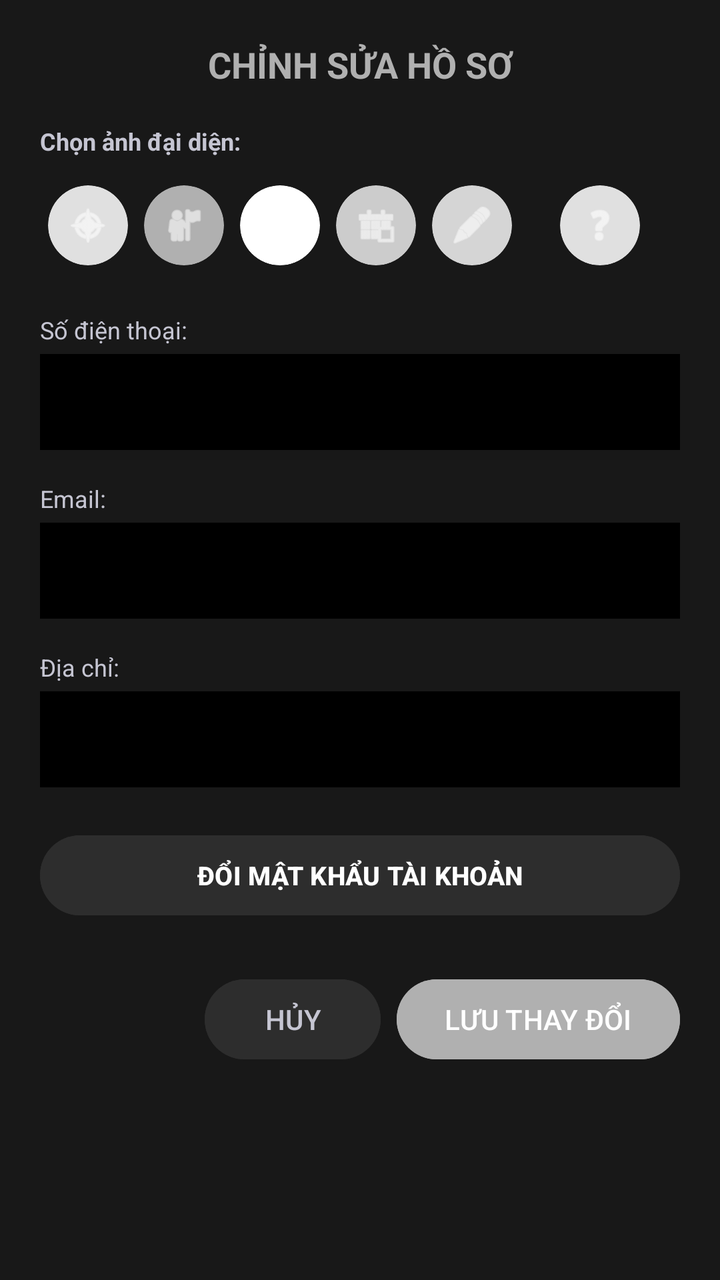
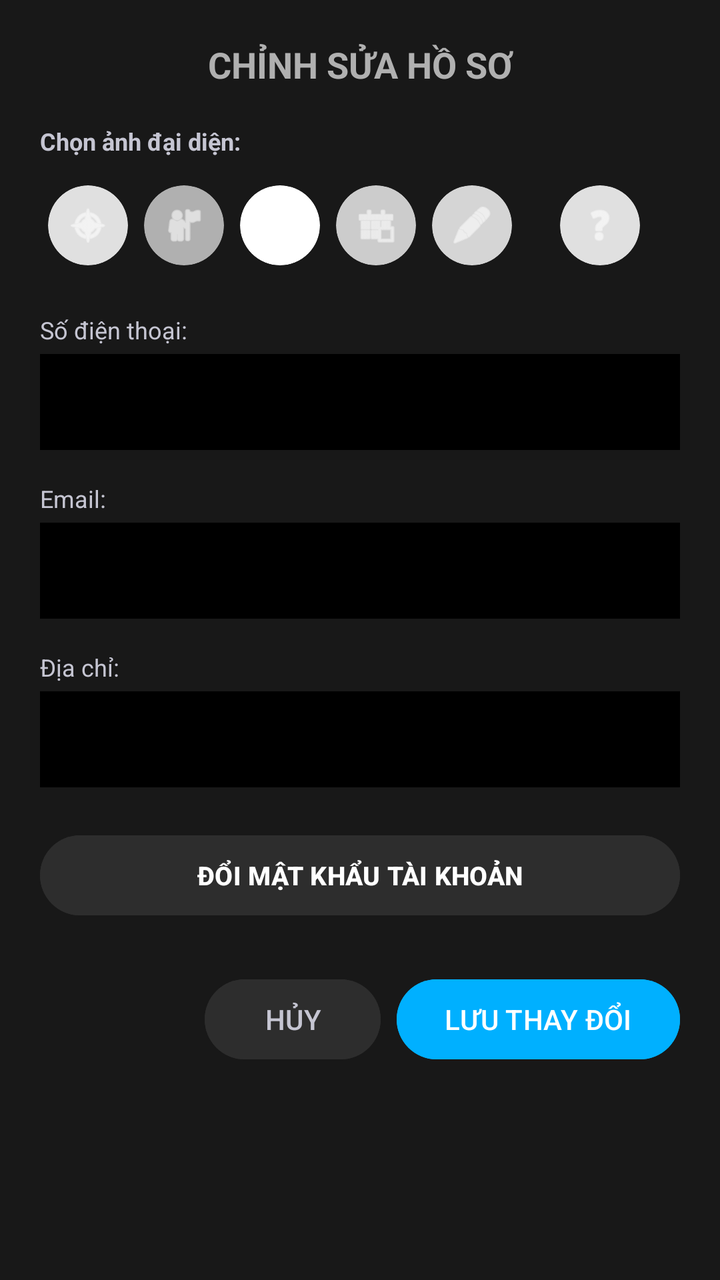

An Android layout rendered at two revisions. The XML below is the earlier revision; the diff shows what the commit changed to produce the second picture.
<!-- AndroidManifest.xml: application theme Theme.QLTV -->
<!-- res/layout/dialog_edit_reader_profile.xml -->
<?xml version="1.0" encoding="utf-8"?>
<ScrollView xmlns:android="http://schemas.android.com/apk/res/android"
    xmlns:app="http://schemas.android.com/apk/res-auto"
    android:layout_width="match_parent"
    android:layout_height="wrap_content"
    android:background="#181818">

    <LinearLayout
        android:layout_width="match_parent"
        android:layout_height="wrap_content"
        android:orientation="vertical"
        android:padding="20dp">

        
        <TextView
            android:id="@+id/txtEditProfileTitle"
            android:layout_width="match_parent"
            android:layout_height="wrap_content"
            android:text="CHỈNH SỬA HỒ SƠ"
            android:textColor="#B0B0B0"
            android:textSize="18sp"
            android:textStyle="bold"
            android:gravity="center"
            android:layout_marginBottom="18dp" />

        
        <TextView
            android:layout_width="wrap_content"
            android:layout_height="wrap_content"
            android:text="Chọn ảnh đại diện:"
            android:textColor="#C5C5D2"
            android:textSize="12sp"
            android:textStyle="bold"
            android:layout_marginBottom="10dp" />

        
        <GridLayout
            android:layout_width="match_parent"
            android:layout_height="wrap_content"
            android:columnCount="6"
            android:rowCount="1"
            android:alignmentMode="alignMargins"
            android:columnOrderPreserved="false"
            android:useDefaultMargins="true"
            android:layout_marginBottom="20dp">

            
            <androidx.cardview.widget.CardView
                android:id="@+id/btnAvatar0"
                android:layout_width="40dp"
                android:layout_height="40dp"
                android:layout_gravity="center"
                app:cardBackgroundColor="#E0E0E0"
                app:cardCornerRadius="20dp"
                app:cardElevation="0dp"
                android:clickable="true"
                android:focusable="true">
                <ImageView
                    android:layout_width="22dp"
                    android:layout_height="22dp"
                    android:layout_gravity="center"
                    android:src="@android:drawable/ic_menu_compass"
                    app:tint="#FFFFFF" />
            </androidx.cardview.widget.CardView>

            
            <androidx.cardview.widget.CardView
                android:id="@+id/btnAvatar1"
                android:layout_width="40dp"
                android:layout_height="40dp"
                android:layout_gravity="center"
                app:cardBackgroundColor="#B0B0B0"
                app:cardCornerRadius="20dp"
                app:cardElevation="0dp"
                android:clickable="true"
                android:focusable="true">
                <ImageView
                    android:layout_width="22dp"
                    android:layout_height="22dp"
                    android:layout_gravity="center"
                    android:src="@android:drawable/ic_menu_myplaces"
                    app:tint="#FFFFFF" />
            </androidx.cardview.widget.CardView>

            
            <androidx.cardview.widget.CardView
                android:id="@+id/btnAvatar2"
                android:layout_width="40dp"
                android:layout_height="40dp"
                android:layout_gravity="center"
                app:cardBackgroundColor="#FFFFFF"
                app:cardCornerRadius="20dp"
                app:cardElevation="0dp"
                android:clickable="true"
                android:focusable="true">
                <ImageView
                    android:layout_width="22dp"
                    android:layout_height="22dp"
                    android:layout_gravity="center"
                    android:src="@android:drawable/ic_menu_gallery"
                    app:tint="#FFFFFF" />
            </androidx.cardview.widget.CardView>

            
            <androidx.cardview.widget.CardView
                android:id="@+id/btnAvatar3"
                android:layout_width="40dp"
                android:layout_height="40dp"
                android:layout_gravity="center"
                app:cardBackgroundColor="#CCCCCC"
                app:cardCornerRadius="20dp"
                app:cardElevation="0dp"
                android:clickable="true"
                android:focusable="true">
                <ImageView
                    android:layout_width="22dp"
                    android:layout_height="22dp"
                    android:layout_gravity="center"
                    android:src="@android:drawable/ic_menu_today"
                    app:tint="#FFFFFF" />
            </androidx.cardview.widget.CardView>

            
            <androidx.cardview.widget.CardView
                android:id="@+id/btnAvatar4"
                android:layout_width="40dp"
                android:layout_height="40dp"
                android:layout_gravity="center"
                app:cardBackgroundColor="#D5D5D5"
                app:cardCornerRadius="20dp"
                app:cardElevation="0dp"
                android:clickable="true"
                android:focusable="true">
                <ImageView
                    android:layout_width="22dp"
                    android:layout_height="22dp"
                    android:layout_gravity="center"
                    android:src="@android:drawable/ic_menu_edit"
                    app:tint="#FFFFFF" />
            </androidx.cardview.widget.CardView>

            
            <androidx.cardview.widget.CardView
                android:id="@+id/btnAvatar5"
                android:layout_width="40dp"
                android:layout_height="40dp"
                android:layout_gravity="center"
                app:cardBackgroundColor="#E0E0E0"
                app:cardCornerRadius="20dp"
                app:cardElevation="0dp"
                android:clickable="true"
                android:focusable="true">
                <ImageView
                    android:layout_width="22dp"
                    android:layout_height="22dp"
                    android:layout_gravity="center"
                    android:src="@android:drawable/ic_menu_help"
                    app:tint="#FFFFFF" />
            </androidx.cardview.widget.CardView>
        </GridLayout>

        
        <TextView
            android:layout_width="wrap_content"
            android:layout_height="wrap_content"
            android:text="Số điện thoại:"
            android:textColor="#C5C5D2"
            android:textSize="12sp"
            android:layout_marginBottom="4dp" />
        <EditText
            android:id="@+id/edtEditProfilePhone"
            android:layout_width="match_parent"
            android:layout_height="48dp"
            android:background="#000000"
            android:textColor="#FFFFFF"
            android:textSize="14sp"
            android:paddingHorizontal="12dp"
            android:inputType="phone"
            android:layout_marginBottom="16dp" />

        
        <TextView
            android:layout_width="wrap_content"
            android:layout_height="wrap_content"
            android:text="Email:"
            android:textColor="#C5C5D2"
            android:textSize="12sp"
            android:layout_marginBottom="4dp" />
        <EditText
            android:id="@+id/edtEditProfileEmail"
            android:layout_width="match_parent"
            android:layout_height="48dp"
            android:background="#000000"
            android:textColor="#FFFFFF"
            android:textSize="14sp"
            android:paddingHorizontal="12dp"
            android:inputType="textEmailAddress"
            android:layout_marginBottom="16dp" />

        
        <TextView
            android:layout_width="wrap_content"
            android:layout_height="wrap_content"
            android:text="Địa chỉ:"
            android:textColor="#C5C5D2"
            android:textSize="12sp"
            android:layout_marginBottom="4dp" />
        <EditText
            android:id="@+id/edtEditProfileAddress"
            android:layout_width="match_parent"
            android:layout_height="48dp"
            android:background="#000000"
            android:textColor="#FFFFFF"
            android:textSize="14sp"
            android:paddingHorizontal="12dp"
            android:inputType="text"
            android:layout_marginBottom="20dp" />

        
        <Button
            android:id="@+id/btnEditProfileChangePassword"
            android:layout_width="match_parent"
            android:layout_height="wrap_content"
            android:text="ĐỔI MẬT KHẨU TÀI KHOẢN"
            android:backgroundTint="#2D2D2D"
            android:textColor="#FFFFFF"
            android:layout_marginBottom="24dp"
            android:textSize="13sp"
            android:textStyle="bold" />

        
        <LinearLayout
            android:layout_width="match_parent"
            android:layout_height="wrap_content"
            android:orientation="horizontal"
            android:gravity="end">

            <Button
                android:id="@+id/btnEditProfileCancel"
                android:layout_width="wrap_content"
                android:layout_height="wrap_content"
                android:text="HỦY"
                android:backgroundTint="#2D2D2D"
                android:textColor="#C5C5D2"
                android:layout_marginEnd="8dp" />

            <Button
                android:id="@+id/btnEditProfileSave"
                android:layout_width="wrap_content"
                android:layout_height="wrap_content"
                android:text="LƯU THAY ĐỔI"
                android:backgroundTint="#B0B0B0"
                android:textColor="#FFFFFF" />
        </LinearLayout>
    </LinearLayout>
</ScrollView>
<!-- resources referenced by this layout -->
<resources>
  <style name="Theme.QLTV" parent="Base.Theme.QLTV" />
  <style name="Base.Theme.QLTV" parent="Theme.Material3.DayNight.NoActionBar">
          
          
      </style>
</resources>

<!-- the commit's change to res/layout/dialog_edit_reader_profile.xml (unified diff, before → after) -->
@@ -249,7 +249,7 @@
                 android:layout_width="wrap_content"
                 android:layout_height="wrap_content"
                 android:text="LƯU THAY ĐỔI"
-                android:backgroundTint="#B0B0B0"
+                android:backgroundTint="#00B0FF"
                 android:textColor="#FFFFFF" />
         </LinearLayout>
     </LinearLayout>
